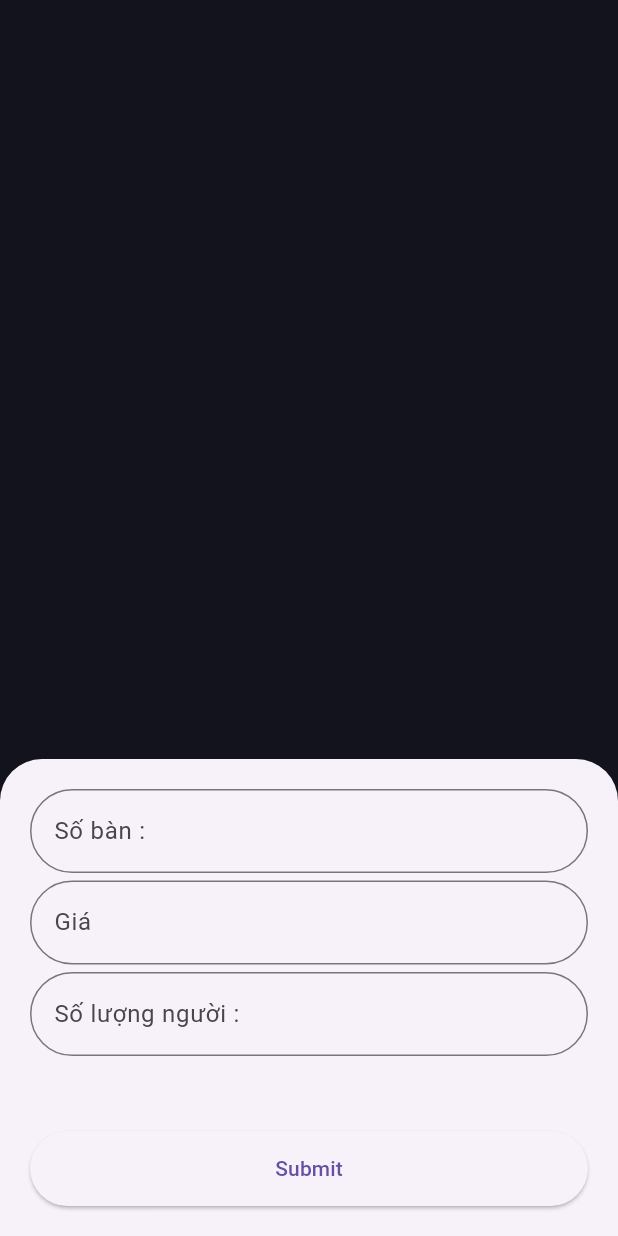
After one commit to nguyenvhoan/khachsan, a Flutter app: the Restaurant screen opened directly, after a tap on the "add" icon, on a phone screen of 412 x 824 dp. The commit adds this screen. Run offline on Flutter 3.47's test engine with Material 3 defaults, Android fonts, the phone set to English and light mode, and no system bars; our stand-ins replace cloud_firestore, firebase_auth, firebase_core, firebase_storage, image_picker, loading_animation_widget and 2 more; accounts and stored records are empty.

Commit message:
restaurant

```diff
--- /dev/null
+++ b/booking/lib/Management/Restaurant.dart
@@ -0,0 +1,148 @@
+import 'package:booking/Management/widget/Bottom_option.dart';
+import 'package:booking/model/database_service.dart';
+import 'package:cloud_firestore/cloud_firestore.dart';
+import 'package:flutter/material.dart';
+
+
+
+String color='0xffFFFFFF';
+
+List<String> items=[];
+class Restaurant extends StatefulWidget {
+  Restaurant({super.key});
+
+  @override
+  State<Restaurant> createState() => _RestaurantState();
+}
+final FirebaseFirestore db = FirebaseFirestore.instance;
+class _RestaurantState extends State<Restaurant> {
+  List<String> services = [];
+  List<String> cates = [];
+  @override
+  void initState() {
+    super.initState();
+    fetchServices();
+
+  }
+
+  Future<void> fetchServices() async {
+    List<String> fetchedServices = await _databaseService.getService();
+    setState(() {
+      services = fetchedServices;
+    });
+    print(services);
+  }
+
+
+
+  DatabaseService _databaseService =DatabaseService();
+
+  @override
+  Widget build(BuildContext context) {
+    return Scaffold(
+      backgroundColor: Color(0xFF2A2A40),
+
+
+      body: StreamBuilder(
+        stream: db.collection('Restaurant').snapshots(),
+        builder: (context, snapshot) {
+          if (snapshot.hasData) {
+            return SingleChildScrollView(
+              child: Wrap(
+                spacing: 20, // Khoảng cách giữa các item
+                runSpacing: 20, // Khoảng cách giữa các hàng
+                children: snapshot.data!.docs.map<Widget>((documentSnapshot) {
+                  String color = documentSnapshot['status'] == 0 ? '0xff00FFFF' : '0xffFFFFFF';
+                  return Container(
+                    margin: EdgeInsets.only(left: 20, right: 20, bottom: 20, top: 20),
+                    constraints: BoxConstraints(
+                      maxWidth: MediaQuery.sizeOf(context).width , // Chiều rộng tối thiểu
+                    ),
+
+                    decoration: BoxDecoration(
+                      color: Color(int.parse(color)),
+                      borderRadius: BorderRadius.circular(20),
+                      border: Border.all(
+                        color: Colors.grey,
+                        width: 2.0,
+                      ),
+                    ),
+                    child: Padding(
+                      padding: EdgeInsets.all(20),
+                      child: Row(
+                        children: [
+                          Padding(
+                            padding: EdgeInsets.all(5),
+                            child: Image.network(
+                              'asset/images/icons/table.png',
+                              fit: BoxFit.cover,
+                              width: 100,
+                              height: 100,
+                            ),
+                          ),
+                          Expanded(
+                            child: Column(
+                              crossAxisAlignment: CrossAxisAlignment.start,
+                              children: [
+                                Row(children: [
+                                  Text('Số bàn: '),
+                                  Text(documentSnapshot['id']),
+                                ]),
+
+
+                                Row(children: [
+                                  Text('Giá thuê: '),
+                                  Text((documentSnapshot['price']).toString()),
+                                ]),
+                                Row(children: [
+                                  Text('Trạng thái: '),
+                                  Text(documentSnapshot['status'] == 1 ? 'Đã thuê' : 'Chưa thuê'),
+                                ]),
+
+                              ],
+                            ),
+                          ),
+
+                          IconButton(
+                            onPressed: () {
+
+                              // showModalBottomSheet(context: context, builder: (BuildContext content){
+                              //   return UpdateBottomRoom(
+                              //     code: documentSnapshot['id'],
+                              //     cate: documentSnapshot['cate'],
+                              //     des: documentSnapshot['des'],
+                              //     price: documentSnapshot['price'],
+                              //     status: documentSnapshot['status'],
+                              //     items: List<String>.from(documentSnapshot['service']),
+
+                              //   );
+                              // });
+                            },
+                            icon: Icon(Icons.edit),
+
+                          ),
+                        ],
+                      ),
+                    ),
+                  );
+                }).toList(),
+              ),
+            );
+          }
+          return Center(child: CircularProgressIndicator());
+        },
+      ),
+      floatingActionButton: FloatingActionButton(
+        child: Icon(Icons.add),
+        onPressed: () {
+          showModalBottomSheet(
+            context: context,
+            builder: (BuildContext content) {
+              return BottomOption();
+            },
+          );
+        },
+      ),
+    );
+  }
+}
--- /dev/null
+++ b/booking/lib/Management/widget/Bottom_option.dart
@@ -0,0 +1,195 @@
+import 'package:booking/model/database_service.dart';
+import 'package:cloud_firestore/cloud_firestore.dart';
+import 'package:flutter/material.dart';
+
+List<String> list=[];
+ String selected='';
+class BottomOption extends StatefulWidget {
+     BottomOption({super.key});
+
+  @override
+  State<BottomOption> createState() => _BottomOptionState();
+}
+final DatabaseService _databaseService= DatabaseService();
+// List<Category> items = [];
+
+TextEditingController codeTableController= TextEditingController();
+TextEditingController priceController=TextEditingController();
+TextEditingController quantController=TextEditingController();
+final FirebaseFirestore db = FirebaseFirestore.instance;
+
+
+
+
+class _BottomOptionState extends State<BottomOption> {
+
+
+  @override
+  Widget build(BuildContext context) {
+
+    return Padding(
+      padding: MediaQuery.of(context).viewInsets,
+      child: SingleChildScrollView(
+        padding:const EdgeInsets.symmetric(horizontal: 20, vertical: 20),
+        child: Column(
+          children: [
+              TextField(
+                controller: codeTableController,
+                decoration: InputDecoration(
+                border: OutlineInputBorder(
+                  borderRadius: BorderRadius.circular(30) ,
+                ),
+                labelText: 'Số bàn :'
+              ),
+
+            ),
+            SizedBox(height: 5,),
+            TextField(
+                controller: priceController,
+                decoration: InputDecoration(
+                border: OutlineInputBorder(
+                  borderRadius: BorderRadius.circular(30) ,
+                ),
+                labelText: 'Giá'
+              ),
+
+            ),
+            SizedBox(height: 5,),
+            TextField(
+                controller: quantController,
+                decoration: InputDecoration(
+                border: OutlineInputBorder(
+                  borderRadius: BorderRadius.circular(30) ,
+                ),
+                labelText: 'Số lượng người :'
+              ),
+
+            ),
+            SizedBox(height: 10,),
+            const SizedBox(height: 20,),
+            const Padding(padding: EdgeInsets.symmetric(vertical: 10)),
+            SizedBox(
+              width: double.infinity,
+              height: 50,
+              child: ElevatedButton(
+                onPressed:() async {
+                  // Room room= Room(
+                  //   id: coderoomController.text,
+                  //   cate: selected,
+                  //   price: int.parse(priceController.text),
+                  //   status: 0,
+                  //   des: desController.text,
+                  //   items: _selectedItems
+
+                  // );
+
+                  await _databaseService.createTable(codeTableController.text,int.parse(priceController.text),int.parse(quantController.text));
+                  Navigator.pop(context);
+                },
+              child:const Text('Submit')),
+            ),
+          ],
+        ),
+      ),
+    );
+  }
+}
+// class DropdownButtonExample extends StatefulWidget {
+//   const DropdownButtonExample({super.key});
+
+//   @override
+//   State<DropdownButtonExample> createState() => _DropdownButtonExampleState();
+// }
+
+// class _DropdownButtonExampleState extends State<DropdownButtonExample> {
+//   String dropdownValue = list.first;
+
+//   @override
+//   Widget build(BuildContext context) {
+//     selected=dropdownValue;
+//     return DropdownButton<String>(
+//       value: dropdownValue,
+//       icon: const Icon(Icons.arrow_downward),
+//       elevation: 16,
+//       style: const TextStyle(color: Colors.deepPurple),
+//       underline: Container(
+//         height: 2,
+//         color: Colors.deepPurpleAccent,
+//       ),
+//       onChanged: (String? value) {
+//         // This is called when the user selects an item.
+//         setState(() {
+//           dropdownValue = value!;
+//         });
+//       },
+//       items: list.map<DropdownMenuItem<String>>((String value) {
+//         return DropdownMenuItem<String>(
+//           value: value,
+//           child: Text(value),
+//         );
+//       }).toList(),
+//     );
+//   }
+// }
+// List<String> _selectedItems = [];
+// class MultiOption extends StatefulWidget {
+//    MultiOption({super.key, required this.service});
+//   List<String> service;
+//   @override
+//   State<MultiOption> createState() => _MultiOptionState();
+// }
+
+// class _MultiOptionState extends State<MultiOption> {
+
+//    void _showMultiSelect() async {
+
+//     final List<String> items = widget.service;
+
+//     final List<String>? results = await showDialog(
+//       context: context,
+//       builder: (BuildContext context) {
+//         return MultiSelect(items: items);
+//       },
+//     );
+
+//     // Update UI
+//     if (results != null) {
+//       setState(() {
+//         _selectedItems = results;
+//       });
+//     }
+//   }
+
+//    @override
+//   Widget build(BuildContext context) {
+//     return Container(
+//       child: Padding(
+//         padding: const EdgeInsets.all(20),
+//         child: Column(
+
+//           crossAxisAlignment: CrossAxisAlignment.center,
+//           children: [
+//             // use this button to open the multi-select dialog
+//             ElevatedButton(
+//               onPressed: _showMultiSelect,
+//               child: const Text('Chọn các dịch vụ đính kèm ', textAlign: TextAlign.center,),
+//             ),
+//             const Divider(
+//               height: 30,
+//             ),
+//             // display selected items
+//             Center(
+//               child: Wrap(
+//                 children: _selectedItems
+//                     .map((e) => Chip(
+//                           label: Text(e),
+//                         ))
+//                     .toList(),
+//               ),
+//             )
+//           ],
+//         ),
+//       ),
+//     );
+//   }
+// }
--- a/booking/lib/user/pages/restaurant_page.dart
+++ b/booking/lib/user/pages/restaurant_page.dart
@@ -1,3 +1,4 @@
+import 'package:booking/user/pages/table_page.dart';
 import 'package:flutter/material.dart';
 
 class RestaurantPage extends StatelessWidget {
@@ -76,6 +77,9 @@ class RestaurantPage extends StatelessWidget {
                         ),
                         SizedBox(height: 10,),
                         GestureDetector(
+                          onTap: (){
+                            Navigator.push(context, MaterialPageRoute(builder: (context)=>TablePage()));
+                          },
                           child: Container(
 
                             width: 250,
```
Also changed, not shown: booking/lib/Management/Dashboard.dart (+12 -0 lines), booking/lib/app/my_app.dart (+4 -9 lines), booking/lib/controller/nav_option_restaurant.dart (added, +116 -0 lines), booking/lib/model/database_service.dart (+15 -0 lines), booking/lib/user/pages/table_page.dart (added, +79 -0 lines), booking/asset/images/icons/table.png (added).
